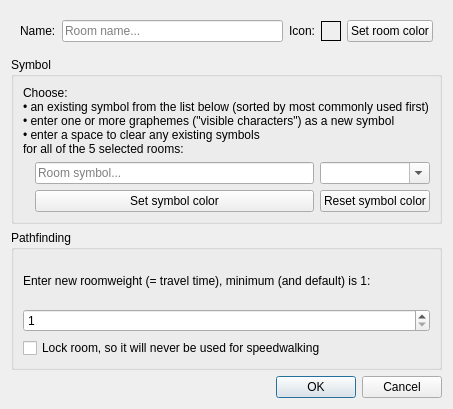
First picture: the form in src/ui/room_properties.ui, repository Mudlet/Mudlet, before the edit.
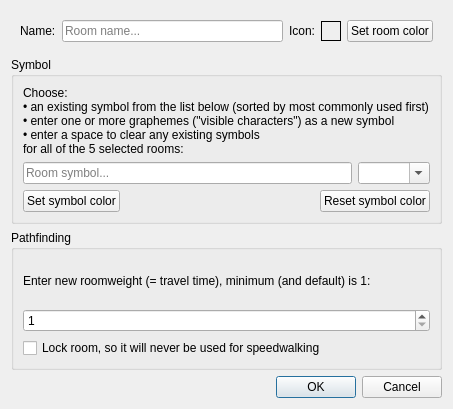
Second picture: the form after the edit.

Commit message: Try enlarging symbol combo box

Diff of the .ui file:
```diff
--- a/src/ui/room_properties.ui
+++ b/src/ui/room_properties.ui
@@ -110,6 +110,13 @@
       <string>Symbol</string>
      </property>
      <layout class="QGridLayout" name="gridLayout_8">
+      <item row="3" column="3">
+       <widget class="QPushButton" name="pushButton_resetSymbolColor">
+        <property name="text">
+         <string>Reset symbol color</string>
+        </property>
+       </widget>
+      </item>
       <item row="0" column="0" colspan="4">
        <widget class="QLabel" name="label_symbolInstructions">
         <property name="text">
@@ -117,21 +124,25 @@
         </property>
        </widget>
       </item>
-      <item row="1" column="3">
+      <item row="1" column="0" colspan="4">
+       <layout class="QHBoxLayout" name="horizontalLayout">
+        <item>
+         <widget class="QLineEdit" name="lineEdit_roomSymbol">
+          <property name="placeholderText">
+           <string>Room symbol...</string>
+          </property>
+         </widget>
+        </item>
+        <item>
        <widget class="QComboBox" name="comboBox_roomSymbol">
         <property name="editable">
          <bool>true</bool>
         </property>
        </widget>
       </item>
-      <item row="2" column="3">
-       <widget class="QPushButton" name="pushButton_resetSymbolColor">
-        <property name="text">
-         <string>Reset symbol color</string>
-        </property>
-       </widget>
+       </layout>
       </item>
-      <item row="2" column="2">
+      <item row="3" column="0">
        <widget class="QPushButton" name="pushButton_setSymbolColor">
         <property name="sizePolicy">
          <sizepolicy hsizetype="Minimum" vsizetype="Fixed">
@@ -155,13 +166,6 @@
         </property>
        </widget>
       </item>
-      <item row="1" column="2">
-       <widget class="QLineEdit" name="lineEdit_roomSymbol">
-        <property name="placeholderText">
-         <string>Room symbol...</string>
-        </property>
-       </widget>
-      </item>
      </layout>
     </widget>
    </item>
```
Lines whose indentation alone changed are shown as unchanged.
